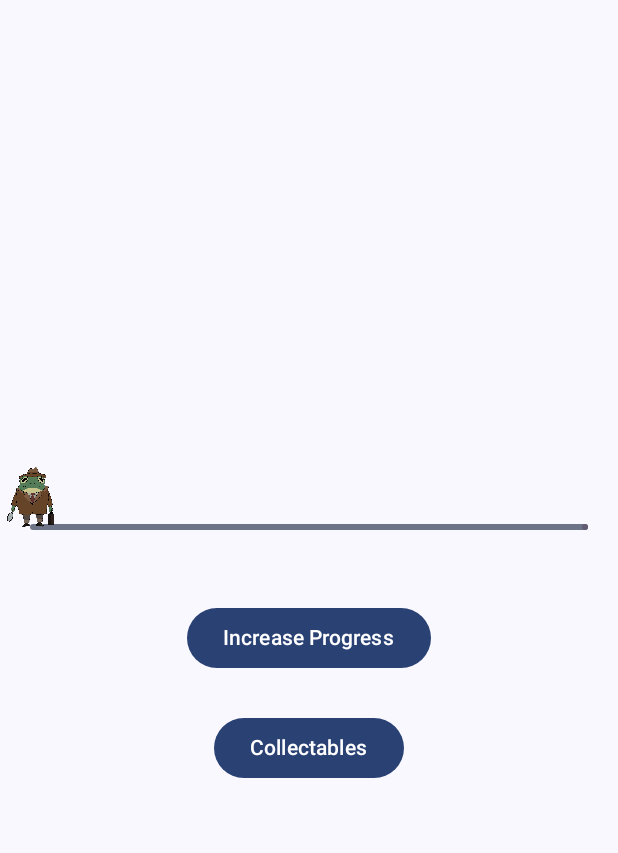
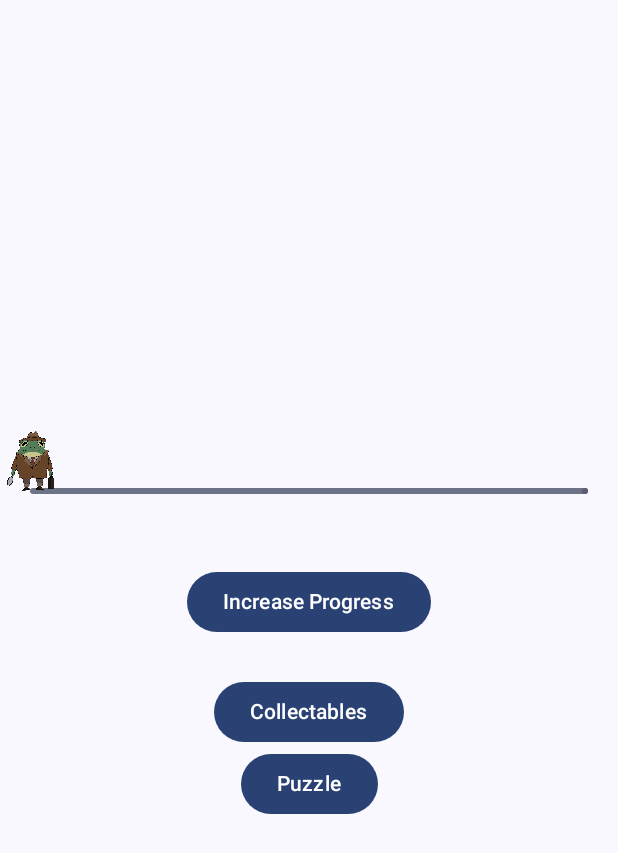
Before and after one commit to CalviceGaming/Detective-Ribbit-Companion-App, an Android app built with Jetpack Compose: the screen it shows after launch (MainActivity), on a phone screen of 412 x 824 dp. Shown: the top 853 px of the screen. Run offline under Robolectric (Android 15) with nearby library versions, the phone set to English and light mode, and no system bars.

Commit message:
Button that show the puzzle

```diff
--- a/app/src/main/AndroidManifest.xml
+++ b/app/src/main/AndroidManifest.xml
@@ -12,6 +12,11 @@
         android:supportsRtl="true"
         android:theme="@style/Theme.DetectiveRibbit"
         tools:targetApi="31">
+        <activity
+            android:name=".Puzzles"
+            android:exported="false"
+            android:label="@string/title_activity_puzzles"
+            android:theme="@style/Theme.DetectiveRibbit" />
         <activity
             android:name=".Collectables"
             android:exported="false"
--- a/app/src/main/java/pt/iade/games/detectiveribbit/MainActivity.kt
+++ b/app/src/main/java/pt/iade/games/detectiveribbit/MainActivity.kt
@@ -65,6 +65,20 @@ fun MainView() {
         ) {
             Text(text = "Collectables")
         }
+
+
+
+        // Button to increase progress
+        Button(
+            onClick = {
+                // Create an Intent to start the Collectables activity
+                val intent = Intent(context, Puzzles::class.java)
+                // Start the new activity
+                context.startActivity(intent)
+            }
+        ) {
+            Text(text = "Puzzle")
+        }
     }
 }
 
--- a/app/src/main/res/values/strings.xml
+++ b/app/src/main/res/values/strings.xml
@@ -1,4 +1,5 @@
 <resources>
     <string name="app_name">Detective Ribbit</string>
     <string name="title_activity_collectables">Collectables</string>
+    <string name="title_activity_puzzles">Puzzles</string>
 </resources>
```
Also changed, not shown: app/src/main/java/pt/iade/games/detectiveribbit/Puzzles.kt (renamed from app/src/main/java/pt/iade/games/detectiveribbit/PuzzlesActivity.kt, +38 -3 lines).
